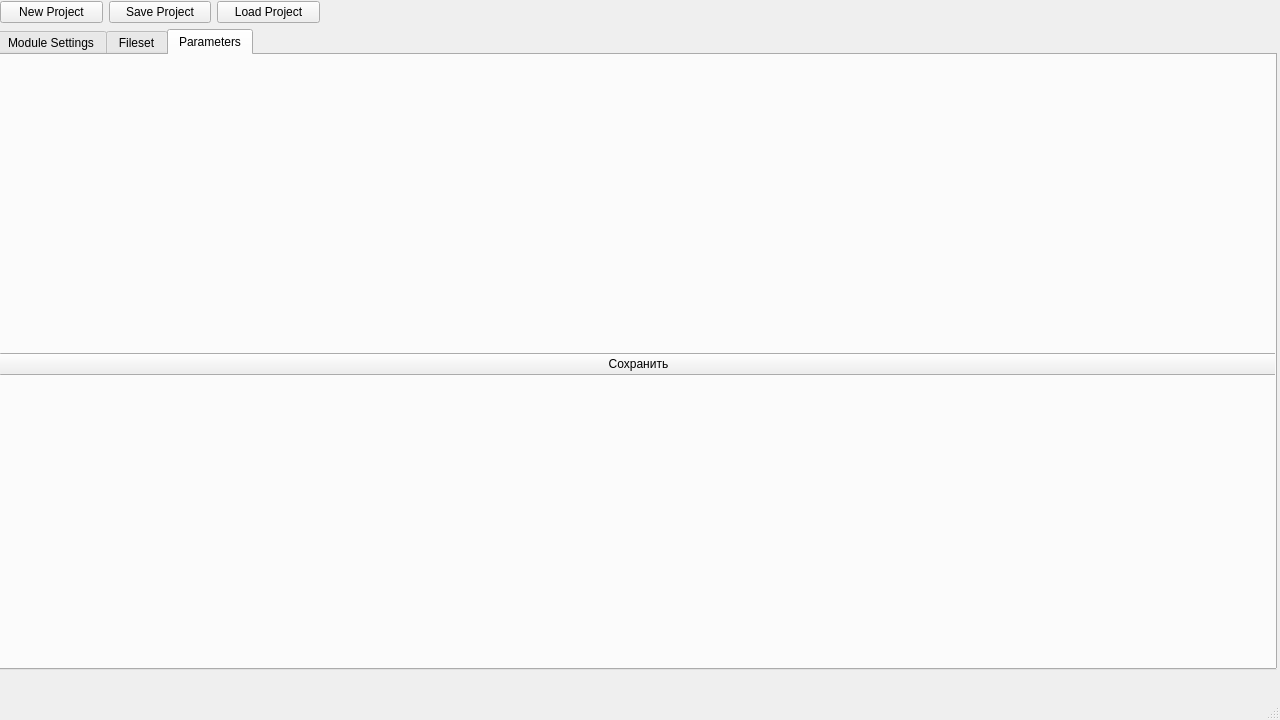
Before: the Qt Designer form gui_files/mainwindow.ui in NazarovDA/tcl-reader-creator, drawn with Qt 5.
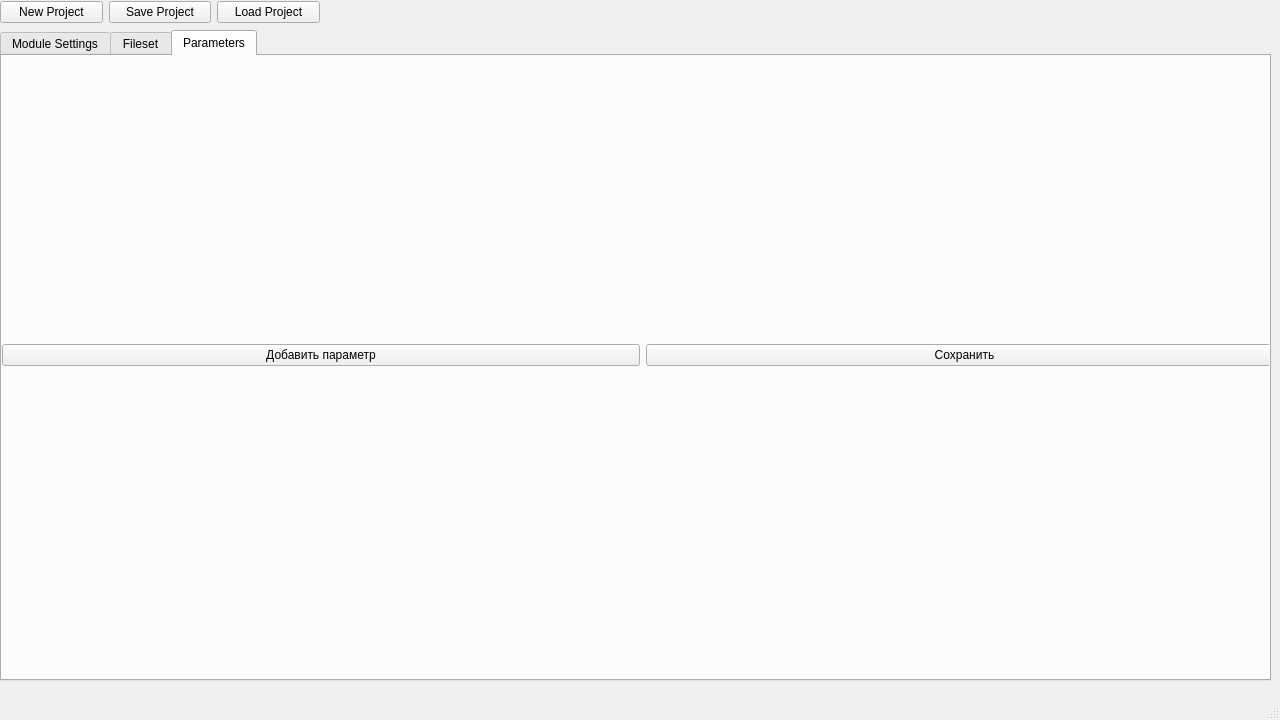
After: the same form once the commit is applied. The open tabs and pages were chosen to show the change.

Patch:
```diff
--- a/gui_files/mainwindow.ui
+++ b/gui_files/mainwindow.ui
@@ -74,10 +74,10 @@
     </property>
     <property name="geometry">
      <rect>
-      <x>-4</x>
-      <y>29</y>
-      <width>1281</width>
-      <height>641</height>
+      <x>0</x>
+      <y>30</y>
+      <width>1271</width>
+      <height>651</height>
      </rect>
     </property>
     <property name="currentIndex">
@@ -165,7 +165,7 @@
         <x>0</x>
         <y>-1</y>
         <width>1281</width>
-        <height>621</height>
+        <height>601</height>
        </rect>
       </property>
       <layout class="QVBoxLayout" name="ParametersSettingVLayout">
@@ -178,6 +178,13 @@
        </item>
        <item>
         <layout class="QHBoxLayout" name="horizontalLayout_3">
+         <item>
+          <widget class="QPushButton" name="addParameterButton">
+           <property name="text">
+            <string>Добавить параметр</string>
+           </property>
+          </widget>
+         </item>
          <item>
           <widget class="QPushButton" name="ParametersSettingsSaveButton">
            <property name="text">
```
Left out of the diff: 10 changed lines with no effect on the pictures.
